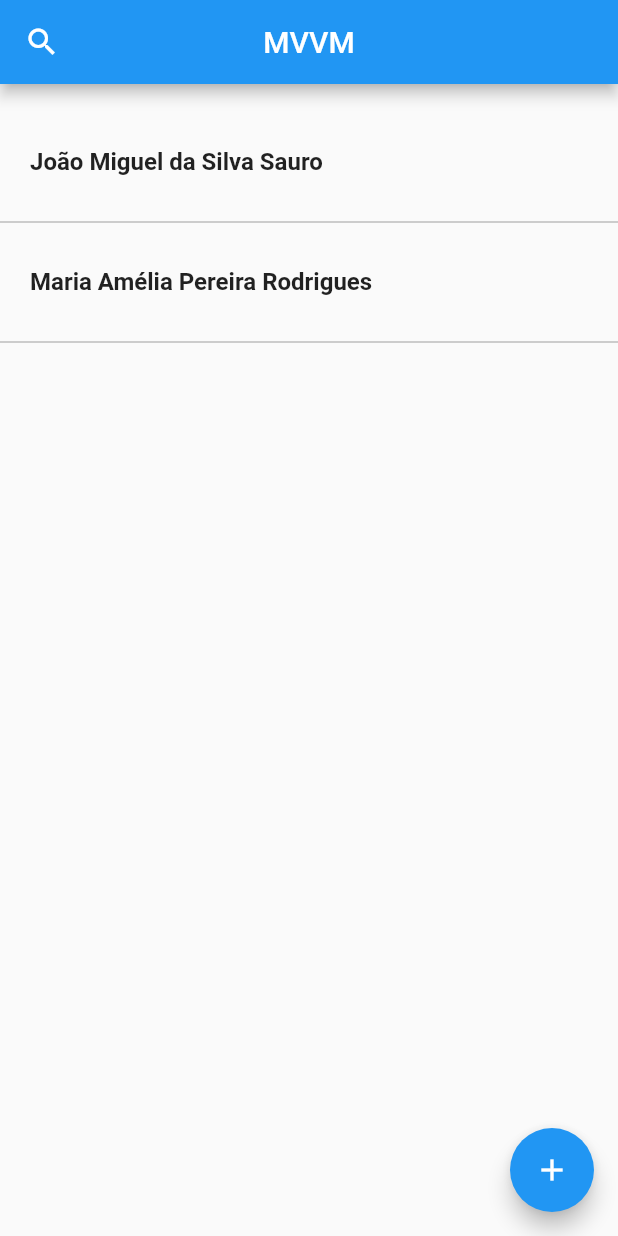
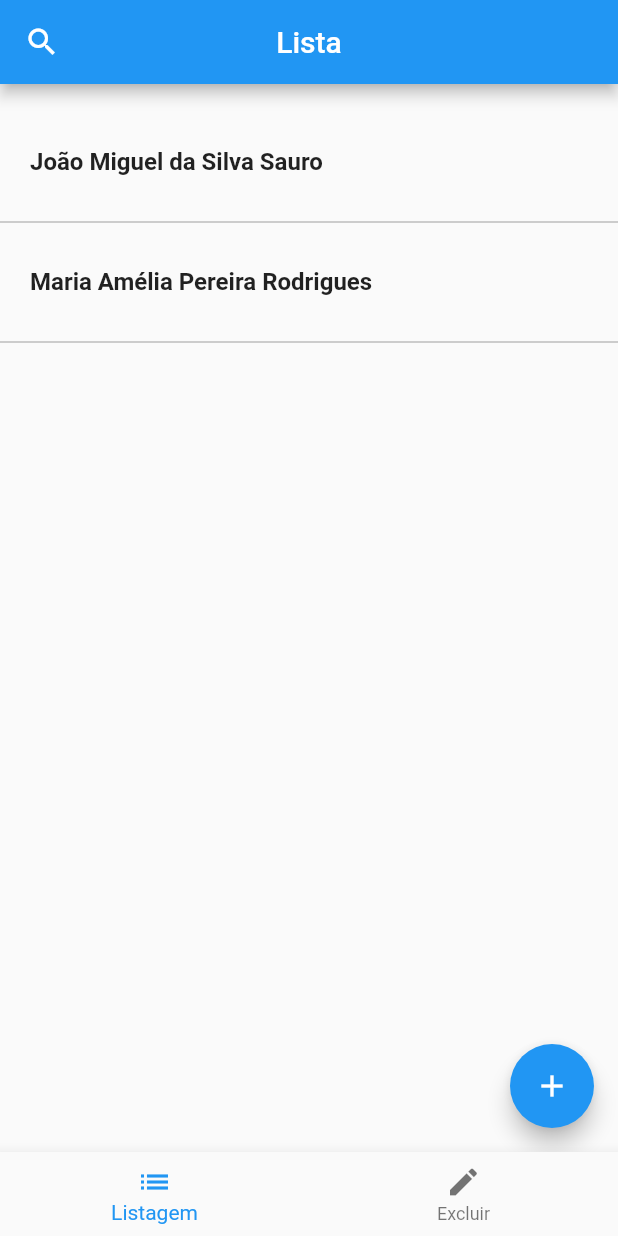
Before and after one commit to joaquimgoncalves/mvvmflutter, a Flutter app: the screen it shows after launch, on a phone screen of 412 x 824 dp. Run offline on Flutter 3.47's test engine with Material 2 defaults, Android fonts, the phone set to English and light mode, and no system bars.

```diff
--- a/lib/dal/aluno-dao.dart
+++ b/lib/dal/aluno-dao.dart
@@ -1,4 +1,5 @@
 import 'package:arquitetur_mvvm/entidades/aluno.dart';
+import 'package:arquitetur_mvvm/observadores/observador-aluno.dart';
 
 class AlunoDAO{
 
@@ -13,6 +14,8 @@ class AlunoDAO{
         Aluno(2, "Maria Amélia Pereira Rodrigues"),
       ]
     );
+
+    ObservadorAluno.observe((indice) => _repositorio.removeAt(indice));
   }
 
   insira(Aluno aluno){
--- a/lib/main.dart
+++ b/lib/main.dart
@@ -1,6 +1,8 @@
+import 'package:arquitetur_mvvm/componentes/bottom-navigation.dart';
 import 'package:arquitetur_mvvm/entidades/rotas.dart';
 import 'package:arquitetur_mvvm/paginas/formulario-aluno/formulario-aluno-view.dart';
 import 'package:arquitetur_mvvm/paginas/listagem-aluno/listagem-aluno-view.dart';
+import 'package:arquitetur_mvvm/paginas/remover-aluno/remover-aluno-view.dart';
 import 'package:flutter/material.dart';
 
 void main() => runApp(MyApp());
@@ -9,15 +11,63 @@ class MyApp extends StatelessWidget {
   @override
   Widget build(BuildContext context) {
     return MaterialApp(
-      title: 'Arquitetura MVVM',
-      theme: ThemeData(
-        primarySwatch: Colors.blue,
-      ),
-      home: ListagemAlunoPage(),
-      routes: <String, WidgetBuilder> { //5
-        Rotas.listagemAluno: (BuildContext context) => new ListagemAlunoPage(), //6
-        Rotas.formularioAluno: (BuildContext context) => new FormularioAlunoPage() //7
-      },
-    );
+        title: 'Arquitetura MVVM',
+        theme: ThemeData(
+          primarySwatch: Colors.blue,
+        ),
+        home: TabPage(),
+        routes: <String, WidgetBuilder>{
+          //5
+          Rotas.listagemAluno: (BuildContext context) =>
+              new ListagemAlunoPage(), //6
+          Rotas.formularioAluno: (BuildContext context) =>
+              new FormularioAlunoPage() //7
+        });
   }
 }
+
+class TabPage extends StatefulWidget {
+  @override
+  _TabPageState createState() => new _TabPageState();
+}
+
+class _TabPageState extends State<TabPage> with TickerProviderStateMixin {
+  var _current_tab = 0;
+  PageController _pageController;
+  void initState() {
+    _pageController = new PageController(
+      initialPage: _current_tab,
+    );
+    super.initState();
+  }
+
+  @override
+  Widget build(BuildContext context) {
+    return Scaffold(
+        body: PageView(
+          children: <Widget>[ListagemAlunoPage(), RemoverAlunoPage()],
+          controller: _pageController,
+          onPageChanged: (newPage) {
+            setState(() {
+              this._current_tab = newPage;
+            });
+          },
+        ),
+        bottomNavigationBar: new BottomNavigationBar(
+          currentIndex: _current_tab,
+          onTap: (index) {
+            this._pageController.jumpToPage(index);
+          },
+          items: <BottomNavigationBarItem>[
+            new BottomNavigationBarItem(
+                icon: const Icon(Icons.list),
+                title: Text('Listagem'),
+                backgroundColor: Colors.blue),
+            new BottomNavigationBarItem(
+                icon: const Icon(Icons.edit),
+                title: Text('Excluir'),
+                backgroundColor: Colors.blue[800])
+          ],
+        ));
+  }
+}
--- /dev/null
+++ b/lib/observadores/observador-aluno.dart
@@ -0,0 +1,16 @@
+typedef void CallbackObservador(int indice);
+
+class ObservadorAluno{
+
+  static var callbacks = List<CallbackObservador>();
+
+  static void observe(CallbackObservador callback){
+    callbacks.add(callback);
+  }
+
+  static void notifique(int indice){
+    for (var i = 0; i < callbacks.length; i++) {
+      callbacks[i](indice);
+    }
+  }
+}
--- a/lib/paginas/listagem-aluno/listagem-aluno-controller.dart
+++ b/lib/paginas/listagem-aluno/listagem-aluno-controller.dart
@@ -1,5 +1,6 @@
 import 'package:arquitetur_mvvm/dal/aluno-dao.dart';
 import 'package:arquitetur_mvvm/entidades/rotas.dart';
+import 'package:arquitetur_mvvm/observadores/observador-aluno.dart';
 import 'package:arquitetur_mvvm/paginas/listagem-aluno/listagem-aluno-viewmodel.dart';
 import 'package:flutter/widgets.dart';
 
@@ -18,6 +19,7 @@ class ListagemAlunoController {
     });
 
     listeTodos();
+    ObservadorAluno.observe((indice) => listeTodos());
   }
 
   listeTodos(){
--- a/lib/paginas/listagem-aluno/listagem-aluno-view.dart
+++ b/lib/paginas/listagem-aluno/listagem-aluno-view.dart
@@ -35,7 +35,7 @@ class _ListagemAlunoState extends State<ListagemAlunoPage> {
   Widget _buildBarPadrao(BuildContext context) {
     return new AppBar(
       centerTitle: true,
-      title: Text("MVVM"),
+      title: Text("Lista"),
       leading: new IconButton(
         icon: Icon(
           Icons.search,
--- /dev/null
+++ b/lib/paginas/remover-aluno/remover-aluno-viewmodel.dart
@@ -0,0 +1,3 @@
+class RemoverAlunoViewModel{
+  int indice;
+}
```
Also changed, not shown: lib/componentes/bottom-navigation.dart (added, +49 -0 lines), lib/paginas/remover-aluno/remover-aluno-controller.dart (added, +19 -0 lines), lib/paginas/remover-aluno/remover-aluno-view.dart (added, +44 -0 lines).
